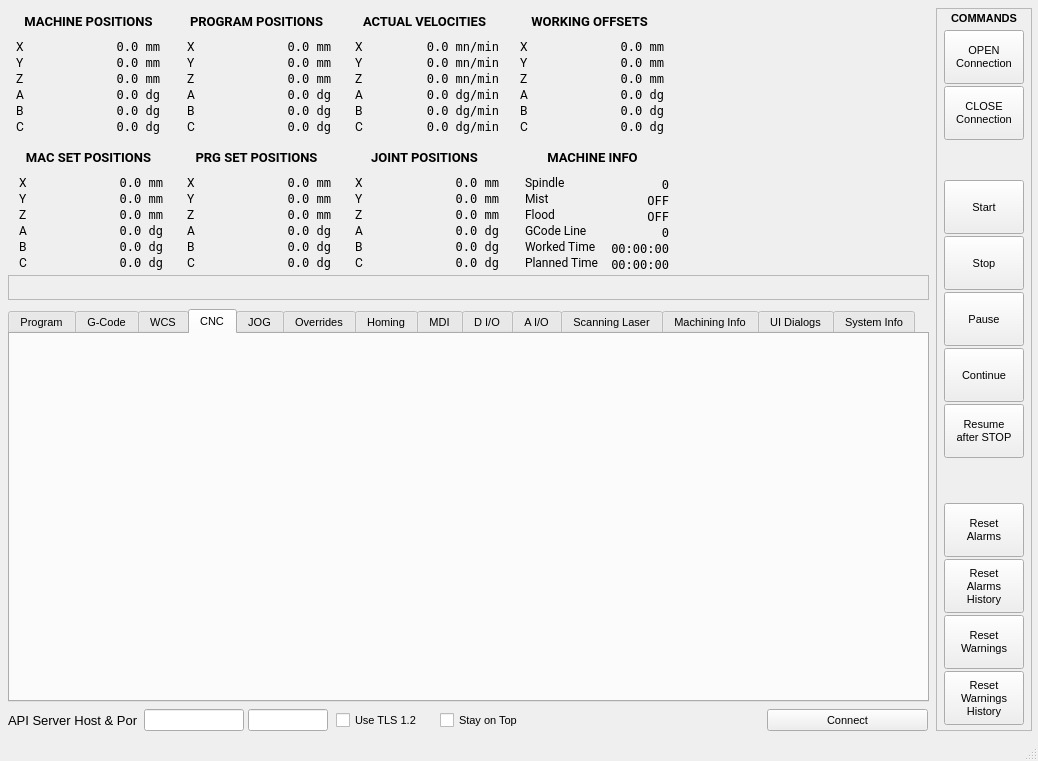
Qt form python/examples/api_client_qt_demo/desktop_view.ui (rosettacnc-classroom/cnc_api_client_core_1) before a commit.
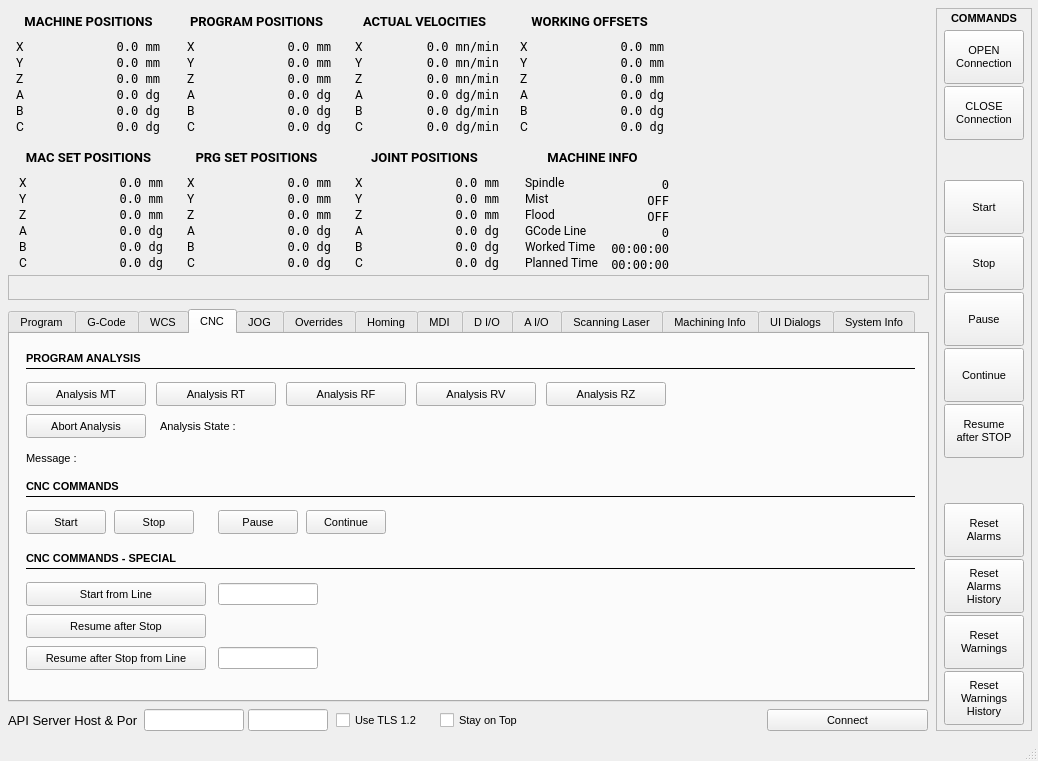
The same form after that commit. The open tabs and pages were chosen to show the change.

Commit message: continue development

Patch:
```diff
--- a/python/examples/api_client_qt_demo/desktop_view.ui
+++ b/python/examples/api_client_qt_demo/desktop_view.ui
@@ -778,6 +778,332 @@
      <attribute name="title">
       <string>CNC</string>
      </attribute>
+     <widget class="QLabel" name="cncProgramAnalysisLabel">
+      <property name="geometry">
+       <rect>
+        <x>16</x>
+        <y>16</y>
+        <width>137</width>
+        <height>16</height>
+       </rect>
+      </property>
+      <property name="font">
+       <font>
+        <family>Tahoma</family>
+        <pointsize>8</pointsize>
+        <bold>true</bold>
+       </font>
+      </property>
+      <property name="text">
+       <string>PROGRAM ANALYSIS</string>
+      </property>
+     </widget>
+     <widget class="QPushButton" name="cncProgramAnalysisMTButton">
+      <property name="geometry">
+       <rect>
+        <x>16</x>
+        <y>48</y>
+        <width>120</width>
+        <height>24</height>
+       </rect>
+      </property>
+      <property name="text">
+       <string>Analysis MT</string>
+      </property>
+     </widget>
+     <widget class="Line" name="cncProgramAnalysisLine">
+      <property name="geometry">
+       <rect>
+        <x>16</x>
+        <y>33</y>
+        <width>889</width>
+        <height>2</height>
+       </rect>
+      </property>
+      <property name="frameShadow">
+       <enum>QFrame::Shadow::Plain</enum>
+      </property>
+      <property name="orientation">
+       <enum>Qt::Orientation::Horizontal</enum>
+      </property>
+     </widget>
+     <widget class="QPushButton" name="cncProgramAnalysisRTButton">
+      <property name="geometry">
+       <rect>
+        <x>146</x>
+        <y>48</y>
+        <width>120</width>
+        <height>24</height>
+       </rect>
+      </property>
+      <property name="text">
+       <string>Analysis RT</string>
+      </property>
+     </widget>
+     <widget class="QPushButton" name="cncProgramAnalysisRFButton">
+      <property name="geometry">
+       <rect>
+        <x>276</x>
+        <y>48</y>
+        <width>120</width>
+        <height>24</height>
+       </rect>
+      </property>
+      <property name="text">
+       <string>Analysis RF</string>
+      </property>
+     </widget>
+     <widget class="QPushButton" name="cncProgramAnalysisRVButton">
+      <property name="geometry">
+       <rect>
+        <x>406</x>
+        <y>48</y>
+        <width>120</width>
+        <height>24</height>
+       </rect>
+      </property>
+      <property name="text">
+       <string>Analysis RV</string>
+      </property>
+     </widget>
+     <widget class="QPushButton" name="cncProgramAnalysisRZButton">
+      <property name="geometry">
+       <rect>
+        <x>536</x>
+        <y>48</y>
+        <width>120</width>
+        <height>24</height>
+       </rect>
+      </property>
+      <property name="text">
+       <string>Analysis RZ</string>
+      </property>
+     </widget>
+     <widget class="QPushButton" name="cncProgramAnalysisAbortButton">
+      <property name="geometry">
+       <rect>
+        <x>16</x>
+        <y>80</y>
+        <width>120</width>
+        <height>24</height>
+       </rect>
+      </property>
+      <property name="text">
+       <string>Abort Analysis</string>
+      </property>
+     </widget>
+     <widget class="QLabel" name="cncProgramAnalysisStateLabel">
+      <property name="geometry">
+       <rect>
+        <x>150</x>
+        <y>80</y>
+        <width>501</width>
+        <height>24</height>
+       </rect>
+      </property>
+      <property name="text">
+       <string>Analysis State :</string>
+      </property>
+     </widget>
+     <widget class="QLabel" name="cncProgramAnalysisMessageLabel">
+      <property name="geometry">
+       <rect>
+        <x>16</x>
+        <y>112</y>
+        <width>501</width>
+        <height>24</height>
+       </rect>
+      </property>
+      <property name="text">
+       <string>Message :</string>
+      </property>
+     </widget>
+     <widget class="QLabel" name="cncCNCCommandsLabel">
+      <property name="geometry">
+       <rect>
+        <x>16</x>
+        <y>144</y>
+        <width>137</width>
+        <height>16</height>
+       </rect>
+      </property>
+      <property name="font">
+       <font>
+        <family>Tahoma</family>
+        <pointsize>8</pointsize>
+        <bold>true</bold>
+       </font>
+      </property>
+      <property name="text">
+       <string>CNC COMMANDS</string>
+      </property>
+     </widget>
+     <widget class="Line" name="cncCNCCommandsLine">
+      <property name="geometry">
+       <rect>
+        <x>16</x>
+        <y>161</y>
+        <width>889</width>
+        <height>2</height>
+       </rect>
+      </property>
+      <property name="frameShadow">
+       <enum>QFrame::Shadow::Plain</enum>
+      </property>
+      <property name="orientation">
+       <enum>Qt::Orientation::Horizontal</enum>
+      </property>
+     </widget>
+     <widget class="QPushButton" name="cncStartButton_2">
+      <property name="geometry">
+       <rect>
+        <x>16</x>
+        <y>176</y>
+        <width>80</width>
+        <height>24</height>
+       </rect>
+      </property>
+      <property name="text">
+       <string>Start</string>
+      </property>
+     </widget>
+     <widget class="QPushButton" name="cncStopButton_2">
+      <property name="geometry">
+       <rect>
+        <x>104</x>
+        <y>176</y>
+        <width>80</width>
+        <height>24</height>
+       </rect>
+      </property>
+      <property name="text">
+       <string>Stop</string>
+      </property>
+     </widget>
+     <widget class="QPushButton" name="cncPauseButton_2">
+      <property name="geometry">
+       <rect>
+        <x>208</x>
+        <y>176</y>
+        <width>80</width>
+        <height>24</height>
+       </rect>
+      </property>
+      <property name="text">
+       <string>Pause</string>
+      </property>
+     </widget>
+     <widget class="QPushButton" name="cncContinueButton_2">
+      <property name="geometry">
+       <rect>
+        <x>296</x>
+        <y>176</y>
+        <width>80</width>
+        <height>24</height>
+       </rect>
+      </property>
+      <property name="text">
+       <string>Continue</string>
+      </property>
+     </widget>
+     <widget class="Line" name="cncCNCCommandsSpecialLine">
+      <property name="geometry">
+       <rect>
+        <x>16</x>
+        <y>233</y>
+        <width>889</width>
+        <height>2</height>
+       </rect>
+      </property>
+      <property name="frameShadow">
+       <enum>QFrame::Shadow::Plain</enum>
+      </property>
+      <property name="orientation">
+       <enum>Qt::Orientation::Horizontal</enum>
+      </property>
+     </widget>
+     <widget class="QLabel" name="cncCNCCommandsSpecialLabel">
+      <property name="geometry">
+       <rect>
+        <x>16</x>
+        <y>216</y>
+        <width>191</width>
+        <height>16</height>
+       </rect>
+      </property>
+      <property name="font">
+       <font>
+        <family>Tahoma</family>
+        <pointsize>8</pointsize>
+        <bold>true</bold>
+       </font>
+      </property>
+      <property name="text">
+       <string>CNC COMMANDS - SPECIAL</string>
+      </property>
+     </widget>
+     <widget class="QPushButton" name="cncStartFromLineButton">
+      <property name="geometry">
+       <rect>
+        <x>16</x>
+        <y>248</y>
+        <width>180</width>
+        <height>24</height>
+       </rect>
+      </property>
+      <property name="text">
+       <string>Start from Line</string>
+      </property>
+     </widget>
+     <widget class="QPushButton" name="cncResumeAfterStopButton_2">
+      <property name="geometry">
+       <rect>
+        <x>16</x>
+        <y>280</y>
+        <width>180</width>
+        <height>24</height>
+       </rect>
+      </property>
+      <property name="text">
+       <string>Resume after Stop</string>
+      </property>
+     </widget>
+     <widget class="QPushButton" name="cncResumeAfterStopFromLineButton">
+      <property name="geometry">
+       <rect>
+        <x>16</x>
+        <y>312</y>
+        <width>180</width>
+        <height>24</height>
+       </rect>
+      </property>
+      <property name="text">
+       <string>Resume after Stop from Line</string>
+      </property>
+     </widget>
+     <widget class="QLineEdit" name="cncStartFromLineEdit">
+      <property name="geometry">
+       <rect>
+        <x>208</x>
+        <y>249</y>
+        <width>100</width>
+        <height>22</height>
+       </rect>
+      </property>
+      <property name="text">
+       <string/>
+      </property>
+     </widget>
+     <widget class="QLineEdit" name="cncResumeAfterStopFromLineEdit">
+      <property name="geometry">
+       <rect>
+        <x>208</x>
+        <y>313</y>
+        <width>100</width>
+        <height>22</height>
+       </rect>
+      </property>
+     </widget>
     </widget>
     <widget class="QWidget" name="tabJOG">
      <attribute name="title">
```
The commit also changes 8 other files.
